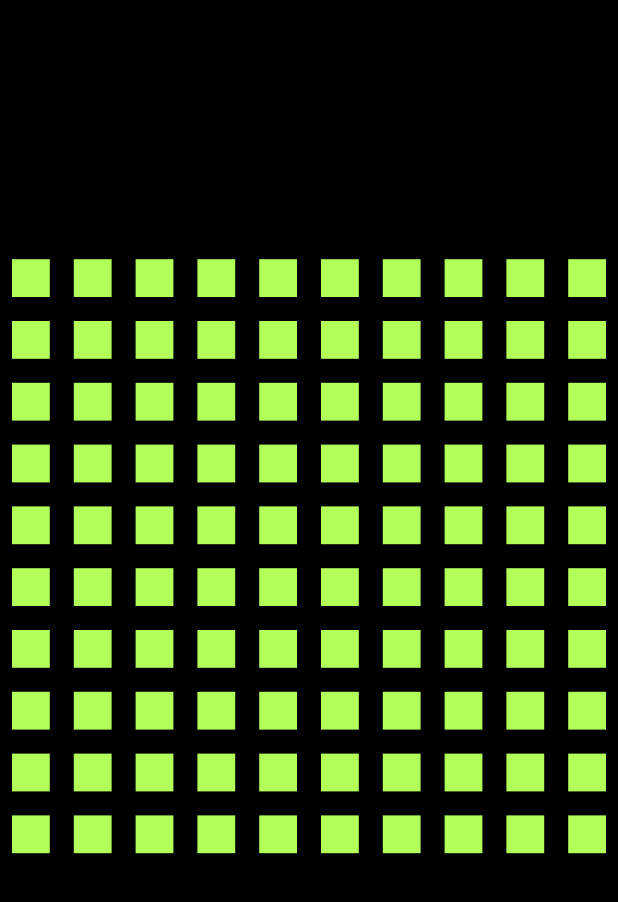
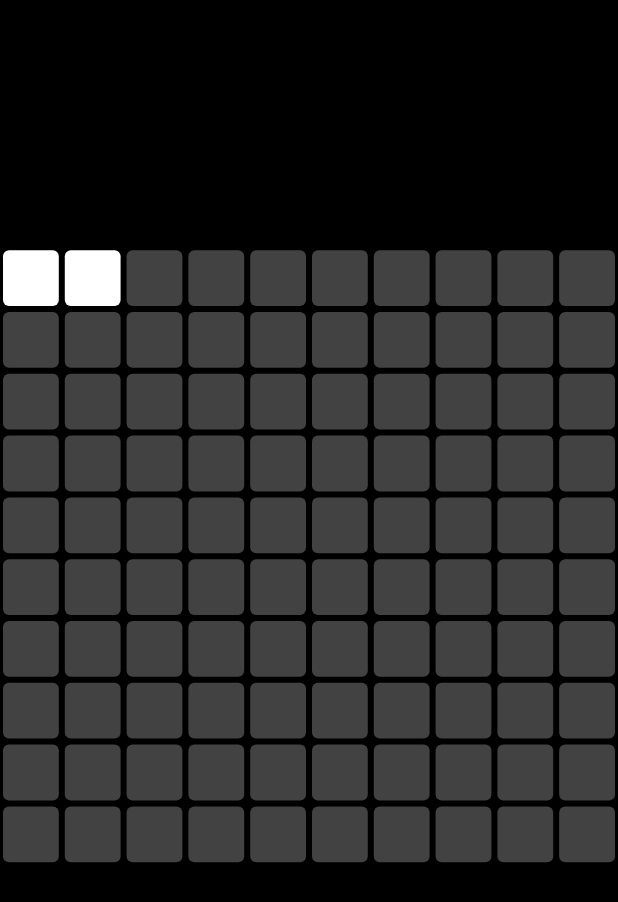
Before and after one commit to FAHIMSHAKIL102/flutter_snack_game, a Flutter app: the screen it shows after launch, on a phone screen of 412 x 824 dp. Shown: the top 902 px of the screen. Run offline on Flutter 3.47's test engine with Material 3 defaults, Android fonts, the phone set to English and light mode, and no system bars.

Commit message:
feat: snack pixel

```diff
--- /dev/null
+++ b/lib/pages/blank_pixel.dart
@@ -0,0 +1,18 @@
+import 'package:flutter/material.dart';
+
+class BlankPixel extends StatelessWidget {
+  const BlankPixel({super.key});
+
+  @override
+  Widget build(BuildContext context) {
+    return Padding(
+      padding: const EdgeInsets.all(2.0),
+      child: Container(
+        decoration: BoxDecoration(
+          borderRadius: BorderRadius.circular(4),
+          color: Colors.grey.shade800,
+        ),
+      ),
+    );
+  }
+}
--- a/lib/pages/home_page.dart
+++ b/lib/pages/home_page.dart
@@ -1,4 +1,6 @@
 import 'package:flutter/material.dart';
+import 'package:flutter_snack_game/pages/blank_pixel.dart';
+import 'package:flutter_snack_game/pages/snack_pixel.dart';
 
 class HomePage extends StatefulWidget {
   const HomePage({super.key});
@@ -8,6 +10,14 @@ class HomePage extends StatefulWidget {
 }
 
 class _HomePageState extends State<HomePage> {
+  //grid dimeensions
+  int rowSize = 10;
+  int totalNumberOfSquares = 100;
+
+  // snack position
+
+  List<int> snackPosition = [0, 1];
+
   @override
   Widget build(BuildContext context) {
     return Scaffold(
@@ -21,16 +31,17 @@ class _HomePageState extends State<HomePage> {
           Expanded(
             flex: 3,
             child: GridView.builder(
-              itemCount: 100,
+              itemCount: totalNumberOfSquares,
               physics: NeverScrollableScrollPhysics(),
               gridDelegate: SliverGridDelegateWithFixedCrossAxisCount(
-                crossAxisCount: 10,
+                crossAxisCount: rowSize,
               ),
               itemBuilder: (context, index) {
-                return Padding(
-                  padding: const EdgeInsets.all(8.0),
-                  child: Container(color: Colors.lightGreenAccent),
-                );
+                if (snackPosition.contains(index)) {
+                  return SnackPixel();
+                } else {
+                  return BlankPixel();
+                }
               },
             ),
           ),
--- /dev/null
+++ b/lib/pages/snack_pixel.dart
@@ -0,0 +1,18 @@
+import 'package:flutter/material.dart';
+
+class SnackPixel extends StatelessWidget {
+  const SnackPixel({super.key});
+
+  @override
+  Widget build(BuildContext context) {
+    return Padding(
+      padding: const EdgeInsets.all(2.0),
+      child: Container(
+        decoration: BoxDecoration(
+          borderRadius: BorderRadius.circular(4),
+          color: Colors.white,
+        ),
+      ),
+    );
+  }
+}
```
